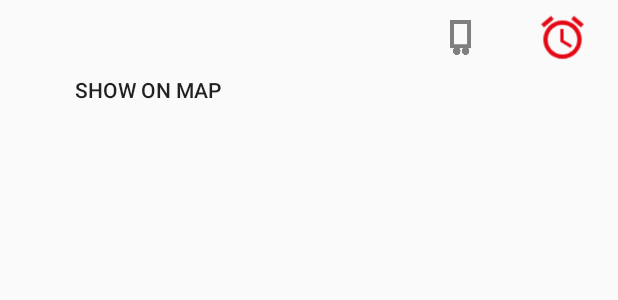
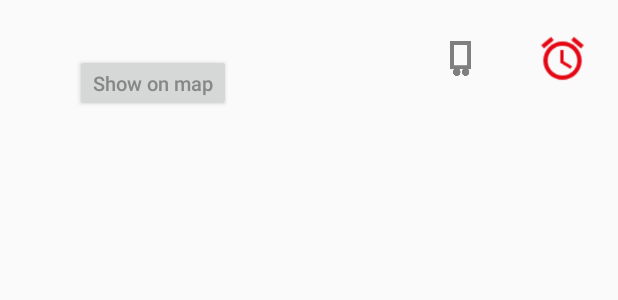
Before and after one commit to rikkepilgaard/SterilflowApp, an Android app: the layout list_group.xml on its own in the app's theme, with its tools: preview values and no code run, on a phone screen of 412 x 824 dp. Shown: the top 300 px of the screen. Run offline under Robolectric (Android 15) with nearby library versions, the phone set to English and light mode, and no system bars.

Commit message:
Small changes in layout

```diff
--- a/app/src/main/java/com/example/sterilflowapp/presenter/ExpandableListAdaptor.java
+++ b/app/src/main/java/com/example/sterilflowapp/presenter/ExpandableListAdaptor.java
@@ -12,6 +12,7 @@ import android.view.View;
 import android.view.ViewGroup;
 import android.widget.BaseExpandableListAdapter;
 import android.widget.Button;
+import android.widget.ImageButton;
 import android.widget.ImageView;
 import android.widget.TextView;
 import android.widget.Toast;
--- a/app/src/main/res/layout/list_group.xml
+++ b/app/src/main/res/layout/list_group.xml
@@ -1,31 +1,54 @@
 <?xml version="1.0" encoding="utf-8"?>
 <LinearLayout xmlns:android="http://schemas.android.com/apk/res/android"
-    xmlns:tools="http://schemas.android.com/tools"
     android:layout_width="match_parent"
     android:layout_height="wrap_content"
-    android:orientation="vertical"
+    android:orientation="horizontal"
     android:paddingLeft="50dp"
+    android:paddingStart="50dp"
     android:paddingRight="20dp"
-    >
+    android:paddingEnd="20dp"
+    android:weightSum="100">
 
     <LinearLayout
         android:layout_width="match_parent"
         android:layout_height="wrap_content"
-        android:weightSum="100">
+        android:orientation="vertical"
+        android:layout_weight="10"
+        android:paddingTop="3dp"
+        android:paddingBottom="3dp"
+        >
 
-    <TextView
-        android:id="@+id/lvHeaderBuffer"
-        android:layout_width="match_parent"
-        android:layout_height="50dp"
-        android:layout_weight="10"
-        android:gravity="center_vertical"
-        android:textSize="20sp" />
+        <TextView
+
+            android:id="@+id/lvHeaderBuffer"
+            android:layout_width="match_parent"
+            android:layout_height="wrap_content"
+            android:paddingTop="5dp"
+            android:gravity="center_vertical"
+            android:textSize="20sp" />
+
+        <Button
+            android:id="@+id/btnToMap"
+            android:layout_width="wrap_content"
+            android:layout_height="wrap_content"
+            android:text="@string/show_map"
+            android:minHeight="30dp"
+            android:focusable="false"
+            android:textSize="13sp"
+            android:textAllCaps="false"
+            android:textColor="@color/another_color"/>
+
+
+    </LinearLayout>
+
 
     <ImageView
         android:id="@+id/lvImageWagon"
+        android:contentDescription="@string/trolley_content_description"
         android:layout_width="match_parent"
         android:layout_height="50dp"
         android:layout_weight="30"
+        android:layout_gravity="center_vertical"
         android:foregroundGravity="center"
         android:src="@drawable/trolley1"
         android:padding="10dp"/>
@@ -36,27 +59,19 @@
         android:layout_height="50dp"
         android:layout_weight="30"
         android:gravity="center_vertical"
+        android:layout_gravity="center_vertical"
         android:textSize="22sp" />
 
     <ImageView
         android:id="@+id/lvImageTime"
+        android:contentDescription="@string/time_content_description"
         android:layout_width="match_parent"
         android:layout_height="50dp"
         android:layout_weight="30"
         android:foregroundGravity="center"
+        android:layout_gravity="center_vertical"
         android:src="@drawable/time"
         android:tint="@color/red"
         android:visibility="visible"/>
 
-    </LinearLayout>
-
-    <Button
-        android:id="@+id/btnToMap"
-        android:layout_width="wrap_content"
-        android:layout_height="wrap_content"
-        android:text="@string/show_map"
-        android:background="@android:color/transparent"
-        android:minHeight="1dp"
-        android:focusable="false"/>
-
 </LinearLayout>
--- a/app/src/main/res/layout/list_item.xml
+++ b/app/src/main/res/layout/list_item.xml
@@ -4,6 +4,9 @@
     android:layout_height="55dip"
     android:orientation="horizontal"
     android:paddingRight="5dp"
+    android:paddingEnd="5dp"
+    android:paddingStart="5dp"
+    android:paddingLeft="5dp"
     android:weightSum="100">
 
     <TextView
@@ -38,6 +41,7 @@
 
     <ImageView
         android:id="@+id/lvChildImageTime"
+        android:contentDescription="@string/time_content_description"
         android:layout_width="match_parent"
         android:layout_height="40dp"
         android:layout_weight="31"
--- a/app/src/main/res/values/strings.xml
+++ b/app/src/main/res/values/strings.xml
@@ -28,6 +28,8 @@
     <string name="close">Close</string>
     <string name="empty_buffer">Bufferzone contains no trolleys</string>
     <string name="show_map">Show on map</string>
+    <string name="time_content_description">Image shows when time limit is exceeded</string>
+    <string name="trolley_content_description">Shows trolley</string>
 
 
 
```
Also changed, not shown: app/src/main/java/com/example/sterilflowapp/presenter/MainActivity.java (+7 -3 lines), 1 other file.
